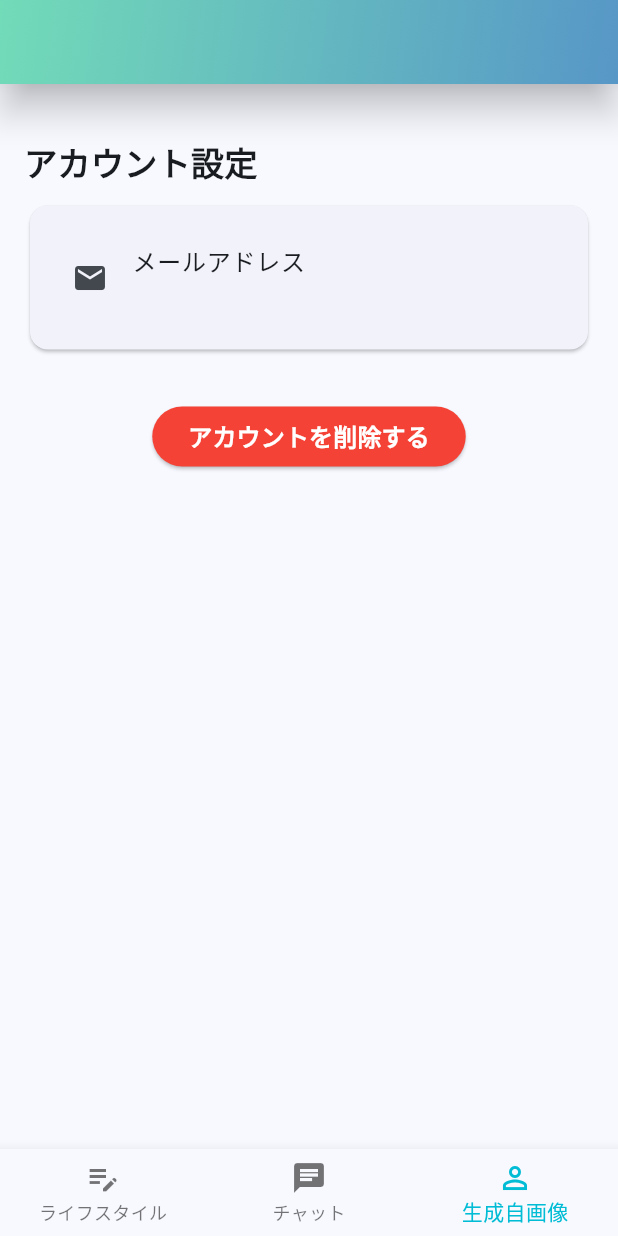
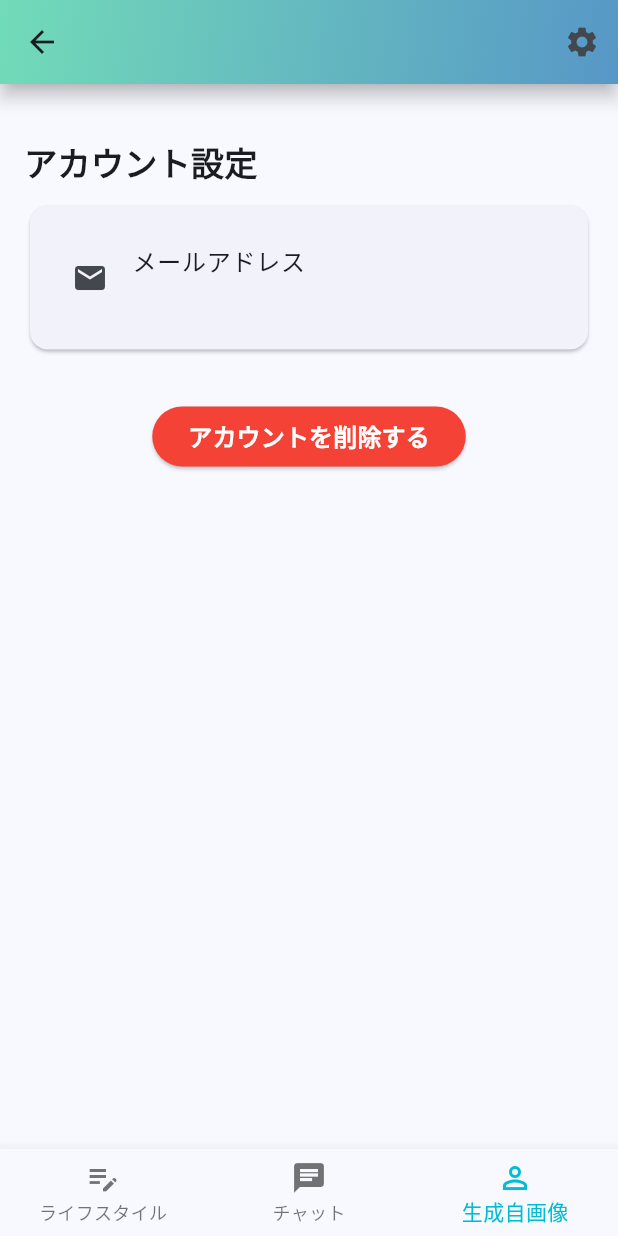
Before and after one commit to yamamomo2022/balance_ai_agent, a Flutter app: the SettingPage screen opened directly, on a phone screen of 412 x 824 dp. Run offline on Flutter 3.47's test engine with Material 3 defaults, Android fonts, the phone set to English and light mode, and no system bars; our stand-ins replace dio, firebase_auth, firebase_core, flutter_chat_types, flutter_chat_ui, flutter_dotenv; accounts and stored records are empty; generated files the repository leaves out were written again.

Commit message:
feat: add settings button to custom app bar
- Removed the actions parameter from CustomAppBar.
- Added a settings button that navigates to the SettingPage when pressed.

```diff
--- a/lib/widgets/custom_app_bar.dart
+++ b/lib/widgets/custom_app_bar.dart
@@ -1,13 +1,12 @@
 import 'package:flutter/material.dart';
+import 'package:balance_ai_agent/pages/setting_page.dart';
 
 class CustomAppBar extends StatelessWidget implements PreferredSizeWidget {
   final String? title;
-  final List<Widget>? actions;
 
   const CustomAppBar({
     super.key,
     this.title,
-    this.actions,
   });
 
   @override
@@ -15,6 +14,20 @@ class CustomAppBar extends StatelessWidget implements PreferredSizeWidget {
 
   @override
   Widget build(BuildContext context) {
+    final List<Widget> appBarActions = [
+      IconButton(
+        icon: const Icon(Icons.settings),
+        onPressed: () {
+          Navigator.push(
+            context,
+            MaterialPageRoute(
+              builder: (context) => const SettingPage(),
+            ),
+          );
+        },
+      )
+    ];
+
     return AppBar(
         flexibleSpace: Container(
           decoration: const BoxDecoration(
@@ -28,7 +41,7 @@ class CustomAppBar extends StatelessWidget implements PreferredSizeWidget {
             ),
           ),
         ),
-        elevation: 10, // Material 2の場合に備えて設定
+        elevation: 5,
         scrolledUnderElevation: 10.0, // スクロール時の高さ
         shadowColor: Colors.black, // 影の色
         surfaceTintColor: Colors.transparent, // サーフェスの色合い
@@ -38,6 +51,6 @@ class CustomAppBar extends StatelessWidget implements PreferredSizeWidget {
                 style: Theme.of(context).textTheme.labelLarge,
               )
             : Container(),
-        actions: actions ?? []);
+        actions: appBarActions);
   }
 }
```
